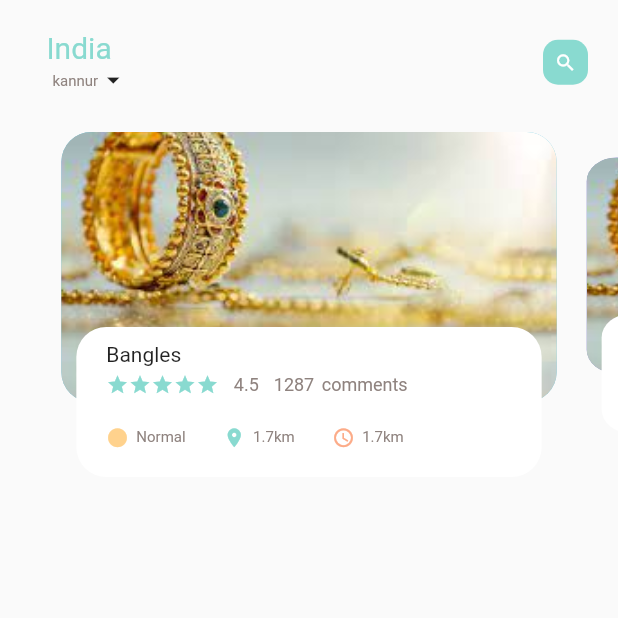
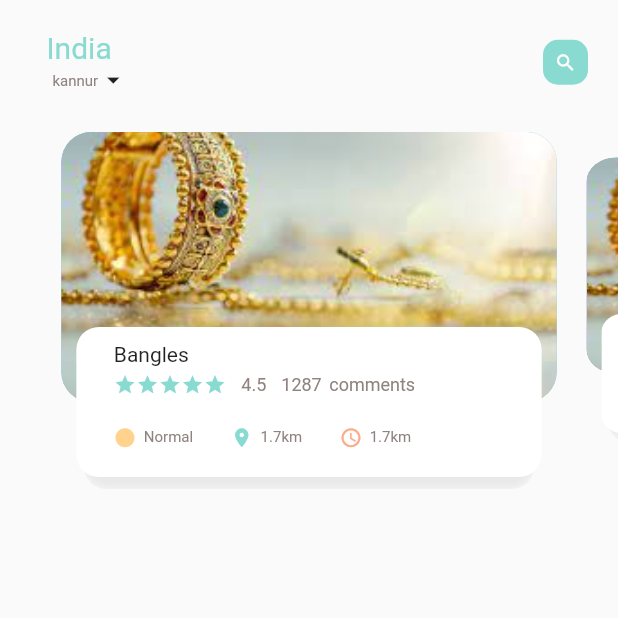
Before and after one commit to shisaj/ecommerce-new, a Flutter app: the screen it shows after launch, on a phone screen of 412 x 824 dp, the top half of it. Run offline on Flutter 3.47's test engine with Material 2 defaults, Android fonts, the light colour scheme and no system bars.

Commit message:
scrolling cleared

```diff
--- a/ecommerce_full/lib/food_page_body.dart
+++ b/ecommerce_full/lib/food_page_body.dart
@@ -52,7 +52,7 @@
     if (index == currentPageValue.floor()) {
       var currentScaleValue =
           1 - (currentPageValue - index) * (1 - scaleFactor);
-      ;
+
       var currTrans = height * (1 - currentScaleValue) / 2;
       matrix = Matrix4.diagonal3Values(1, currentScaleValue, 1)
         ..setTranslationRaw(0, currTrans, 0);
@@ -63,7 +63,19 @@
       matrix = Matrix4.diagonal3Values(1, currentScaleValue, 1);
       matrix = Matrix4.diagonal3Values(1, currentScaleValue, 1)
         ..setTranslationRaw(0, currTrans, 0);
+    } else if (index == currentPageValue.floor() - 1) {
+      var currentScaleValue =
+          1 - (currentPageValue - index) * (1 - scaleFactor);
+      var currTrans = height * (1 - currentScaleValue) / 2;
+      matrix = Matrix4.diagonal3Values(1, currentScaleValue, 1);
+      matrix = Matrix4.diagonal3Values(1, currentScaleValue, 1)
+        ..setTranslationRaw(0, currTrans, 0);
+    } else {
+      var currentScaleValue = 0.8;
+      matrix = Matrix4.diagonal3Values(1, currentScaleValue, 1)
+        ..setTranslationRaw(0, height * (1 - currentScaleValue) / 2, 0);
     }
+
     return Transform(
       transform: matrix,
       child: Stack(children: [
@@ -72,7 +84,9 @@
           margin: const EdgeInsets.only(left: 10, right: 10, top: 5),
           decoration: BoxDecoration(
               borderRadius: BorderRadius.circular(20),
-              color: index.isEven ? Color(0xFF69c5DF) : const Color(0xFF9294cc),
+              color: index.isEven
+                  ? const Color(0xFF69c5DF)
+                  : const Color(0xFF9294cc),
               image: const DecorationImage(
                   image: AssetImage('assets/images/jewel.jpg'),
                   fit: BoxFit.cover)),
@@ -81,11 +95,26 @@
           alignment: Alignment.bottomCenter,
           child: Container(
             height: 100,
-            margin: const EdgeInsets.only(left: 20, right: 20, bottom: 15),
+            margin: const EdgeInsets.only(left: 25, right: 25, bottom: 15),
             decoration: BoxDecoration(
-              borderRadius: BorderRadius.circular(20),
-              color: Colors.white,
-            ),
+                borderRadius: BorderRadius.circular(15),
+                color: Colors.white,
+                boxShadow: const [
+                  BoxShadow(
+                    color: Color(0xFFe8e8e8),
+                    offset: Offset(0, 8),
+                    blurRadius: 5.0,
+                    blurStyle: BlurStyle.inner,
+                  ),
+                  BoxShadow(
+                    color: Colors.white,
+                    offset: Offset(-5, 0),
+                  ),
+                  BoxShadow(
+                    color: Colors.white,
+                    offset: Offset(5, 0),
+                  )
+                ]),
             child: Container(
               margin: const EdgeInsets.only(
                   left: 20, right: 20, top: 10, bottom: 10),
```
